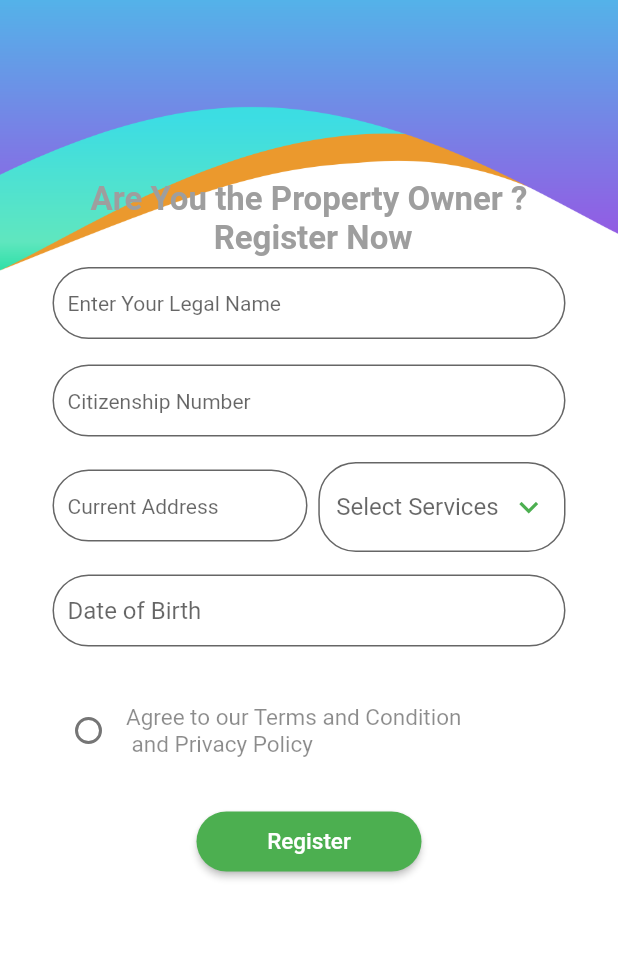
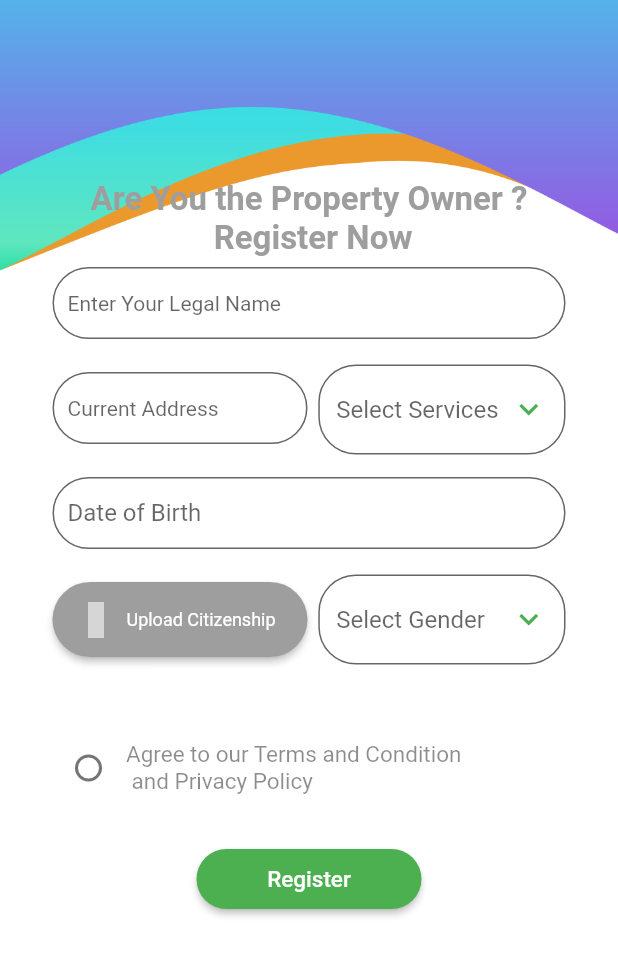
Before and after one commit to Anurag-Bharati/Park-and-Pee, a Flutter app: the MyProperyPage screen opened by its route, on a phone screen of 412 x 824 dp. Shown: the top 956 px of the screen. Run offline on Flutter 3.47's test engine with Material 2 defaults, Android fonts, the light colour scheme and no system bars; our stand-ins replace curved_navigation_bar, file_picker, flutter_signin_button, material_design_icons_flutter, open_file; Roboto replaces fonts that are missing (fonts/Poppins-Bold.ttf, fonts/Poppins-Regular.ttf); grey boxes are pictures that could not be loaded.

Commit message:
fileuploader button added

```diff
--- a/lib/property.dart
+++ b/lib/property.dart
@@ -1,8 +1,13 @@
 // ignore_for_file: file_names, unnecessary_const, unused_field, non_constant_identifier_names, duplicate_ignore
 import 'dart:convert';
+import 'dart:io';
 
+import 'package:file_picker/file_picker.dart';
 import 'package:flutter/material.dart';
+import 'package:flutter/services.dart';
 import 'package:http/http.dart' as http;
+import 'package:material_design_icons_flutter/material_design_icons_flutter.dart';
+import 'package:open_file/open_file.dart';
 
 import 'user.dart';
 import 'api.dart';
@@ -18,12 +23,21 @@ class MyProperyPage extends StatefulWidget {
 }
 
 class _MyProperyPagestate extends State<MyProperyPage> {
+  FilePickerResult? result;
+  PlatformFile? file;
   final int _counter = 0;
   String? dropDownValue;
   List<String> ItemList = [
     'Parking',
     'Toilet',
     'Both',
+  ];
+
+  String? dropDownGenderValue;
+  List<String> GenderList = [
+    'Male',
+    'Female',
+    'Other',
   ];
   bool value = false;
   User user = User("", "", "");
@@ -166,41 +180,6 @@ class _MyProperyPagestate extends State<MyProperyPage> {
                                 const SizedBox(
                                   height: 15,
                                 ),
-                                SizedBox(
-                                  height: 50,
-                                  child: TextFormField(
-                                    autovalidateMode:
-                                        AutovalidateMode.onUserInteraction,
-                                    style: const TextStyle(color: Colors.black),
-                                    controller:
-                                        TextEditingController(text: user.phone),
-                                    onChanged: (val) {
-                                      user.phone = val;
-                                    },
-                                    validator: (value) {
-                                      if (value!.isEmpty) {
-                                        return 'Citizenship Number is Empty';
-                                      }
-                                      return null;
-                                    },
-                                    decoration: InputDecoration(
-                                        contentPadding:
-                                            const EdgeInsets.fromLTRB(
-                                                10, 0, 0, 0),
-                                        fillColor: Colors.white,
-                                        filled: true,
-                                        hintText: "Citizenship Number",
-                                        hintStyle:
-                                            const TextStyle(fontSize: 14),
-                                        border: OutlineInputBorder(
-                                          borderRadius:
-                                              BorderRadius.circular(25),
-                                        )),
-                                  ),
-                                ),
-                                const SizedBox(
-                                  height: 15,
-                                ),
                                 Row(
                                     mainAxisAlignment:
                                         MainAxisAlignment.spaceBetween,
@@ -243,7 +222,10 @@ class _MyProperyPagestate extends State<MyProperyPage> {
 // ~~~~~~~~~~~~~~~~~~~DropDown Butoon~~~~~~~~~~~~~~~~~~
                                       SizedBox(
                                           height: 60,
-                                         width: MediaQuery.of(context).size.width * 0.4,
+                                          width: MediaQuery.of(context)
+                                                  .size
+                                                  .width *
+                                              0.4,
                                           child: DropdownButtonFormField(
                                             icon: const Icon(
                                               Icons.keyboard_arrow_down,
@@ -317,6 +299,86 @@ class _MyProperyPagestate extends State<MyProperyPage> {
                                   ),
                                 ),
                                 const SizedBox(
+                                  height: 15,
+                                ),
+                                Row(
+                                    mainAxisAlignment:
+                                        MainAxisAlignment.spaceBetween,
+                                    children: [
+                                      SizedBox(
+                                          height: 50,
+                                          width: 170,
+                                          child: ElevatedButton.icon(
+                                            onPressed: () {
+                                              pickFiles();
+                                            },
+                                            style: ElevatedButton.styleFrom(
+                                              shape: RoundedRectangleBorder(
+                                                  borderRadius:
+                                                      BorderRadius.circular(
+                                                          25)),
+                                              primary: Colors.grey,
+                                              onPrimary: Colors.white,
+                                              textStyle:
+                                                  const TextStyle(fontSize: 12),
+                                            ),
+                                            icon: const Icon(
+                                              MdiIcons.fileDocumentEditOutline,
+                                            ),
+                                            label: const Text(
+                                                "Upload Citizenship"),
+                                          )
+                                          ),
+
+// ~~~~~~~~~~~~~~~~~~~DropDown Butoon~~~~~~~~~~~~~~~~~~
+                                      SizedBox(
+                                          height: 60,
+                                          width: MediaQuery.of(context)
+                                                  .size
+                                                  .width *
+                                              0.4,
+                                          child: DropdownButtonFormField(
+                                            icon: const Icon(
+                                              Icons.keyboard_arrow_down,
+                                            ),
+                                            iconSize: 25,
+                                            iconEnabledColor: Colors.green,
+                                            decoration: InputDecoration(
+                                                border:
+                                                    const OutlineInputBorder(
+                                                  borderRadius:
+                                                      BorderRadius.all(
+                                                    Radius.circular(25.0),
+                                                  ),
+                                                ),
+                                                filled: true,
+                                                hintStyle: TextStyle(
+                                                    color: Colors.grey[800]),
+                                                hintText: "Select Gender",
+                                                fillColor: Colors.white),
+                                            value: dropDownGenderValue,
+                                            // ignore: non_constant_identifier_names
+                                            onChanged: (String? Value) {
+                                              setState(() {
+                                                dropDownGenderValue = Value;
+                                              });
+                                            },
+                                            // ignore: non_constant_identifier_names
+                                            items: GenderList.map((GItems) =>
+                                                    DropdownMenuItem(
+                                                        value: GItems,
+                                                        child: Container(
+                                                            alignment: Alignment
+                                                                .center,
+                                                            child:
+                                                                Text(GItems))))
+                                                .toList(),
+                                          ))
+                                    ]),
+                                const SizedBox(
+                                  height: 15,
+                                ),
+                                const SizedBox(
                                   height: 30,
                                 ),
                                 Row(children: <Widget>[
@@ -384,4 +446,23 @@ class _MyProperyPagestate extends State<MyProperyPage> {
       ),
     );
   }
+
+  void pickFiles() async {
+    result = await FilePicker.platform.pickFiles(
+        type: FileType.custom,
+        allowedExtensions: ['jpg', 'png', 'pdf', 'Webp', 'jpeg', 'RAW'],
+        allowMultiple: true);
+
+    if (result == null) return;
+
+    file =result!.files.first;
+    setState(() {
+
+    });
+    // viewFile(file);
+  }
+
+  void viewFile(PlatformFile file) {
+    OpenFile.open(file.path);
+  }
 }
--- a/pubspec.yaml
+++ b/pubspec.yaml
@@ -39,6 +39,9 @@ dependencies:
     dependencies:
     curved_navigation_bar: ^1.0.1 #latest version
     http: ^0.13.4
+    file_picker: ^4.3.2
+    open_file: ^3.2.1
+    path_provider: ^2.0.8
 
     # Firebase Integration
     # firebase_core: ^1.10.6
```
